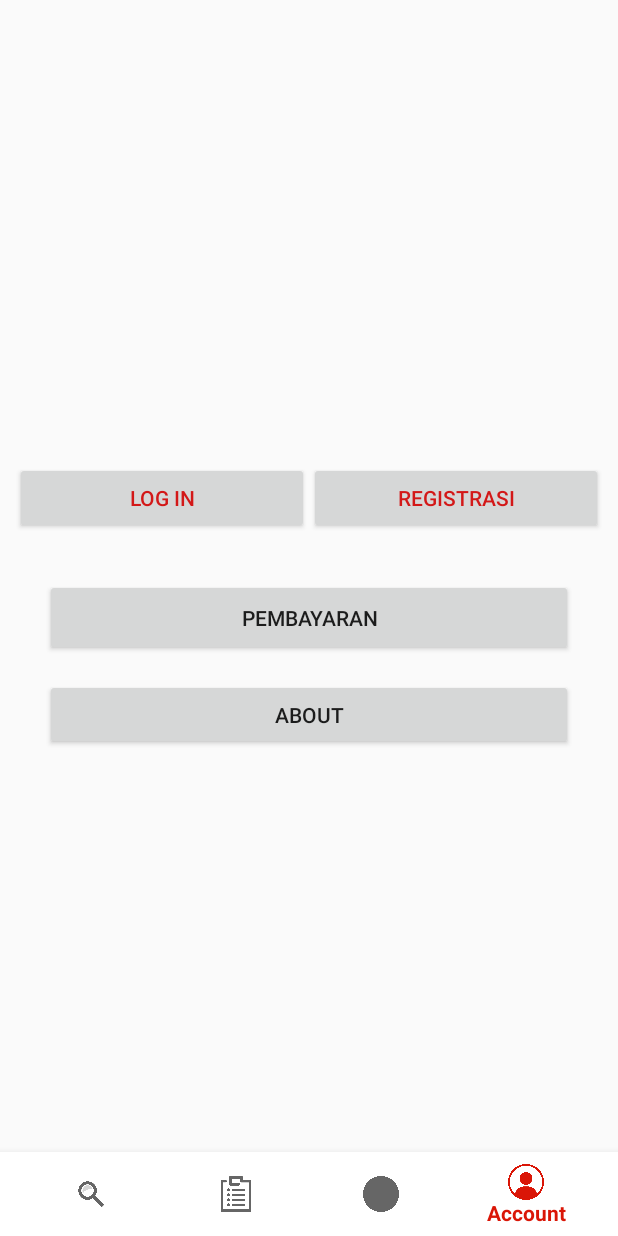
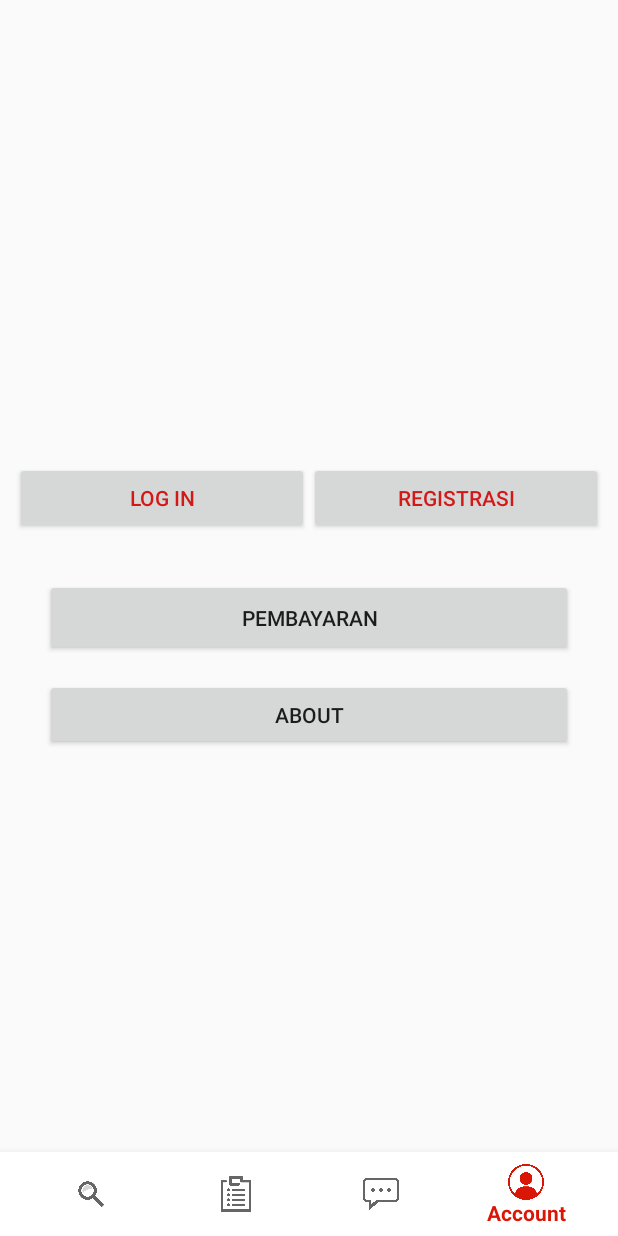
Before and after one commit to AdityaPutraPratama12/UAS, an Android app: the screen it shows after launch (MainActivity), item 4 of the bottom bar chosen, on a phone screen of 412 x 824 dp. Run offline under Robolectric (Android 15) with nearby library versions, the phone set to English and light mode, and no system bars; libraries missing offline, so code that uses them is left out: com.chad.library; 2 statements that could not run were skipped.

Commit message:
menambahkan ikon pesan

```diff
--- a/app/src/main/res/menu/navigation.xml
+++ b/app/src/main/res/menu/navigation.xml
@@ -8,7 +8,7 @@
         android:icon="@drawable/clipboard" />
     <item android:id="@+id/action_chat"
         android:title="Talk to Us"
-        android:icon="@drawable/chat" />
+        android:icon="@drawable/pesan" />
     <item android:id="@+id/action_account"
         android:title="Account"
         android:icon="@drawable/akun" />
```
Also changed, not shown: app/src/main/res/drawable/pesan.jpg (deleted), app/src/main/res/drawable/pesan.png (added).
